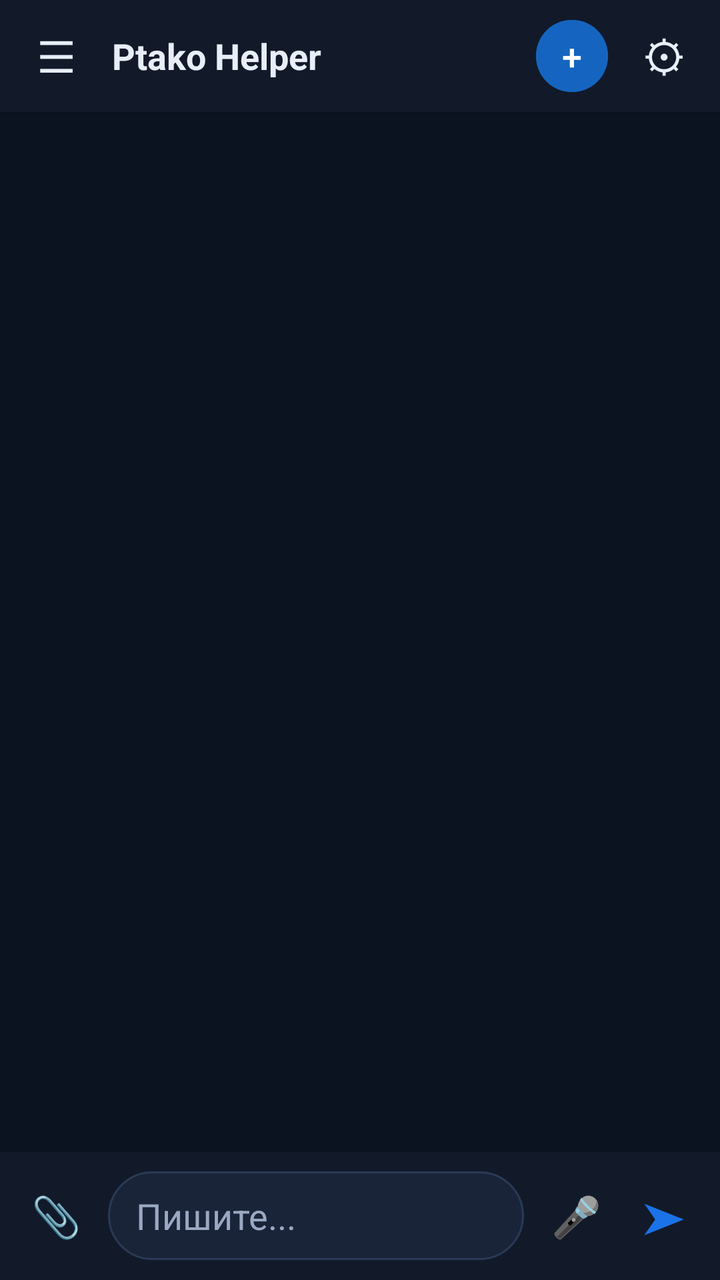
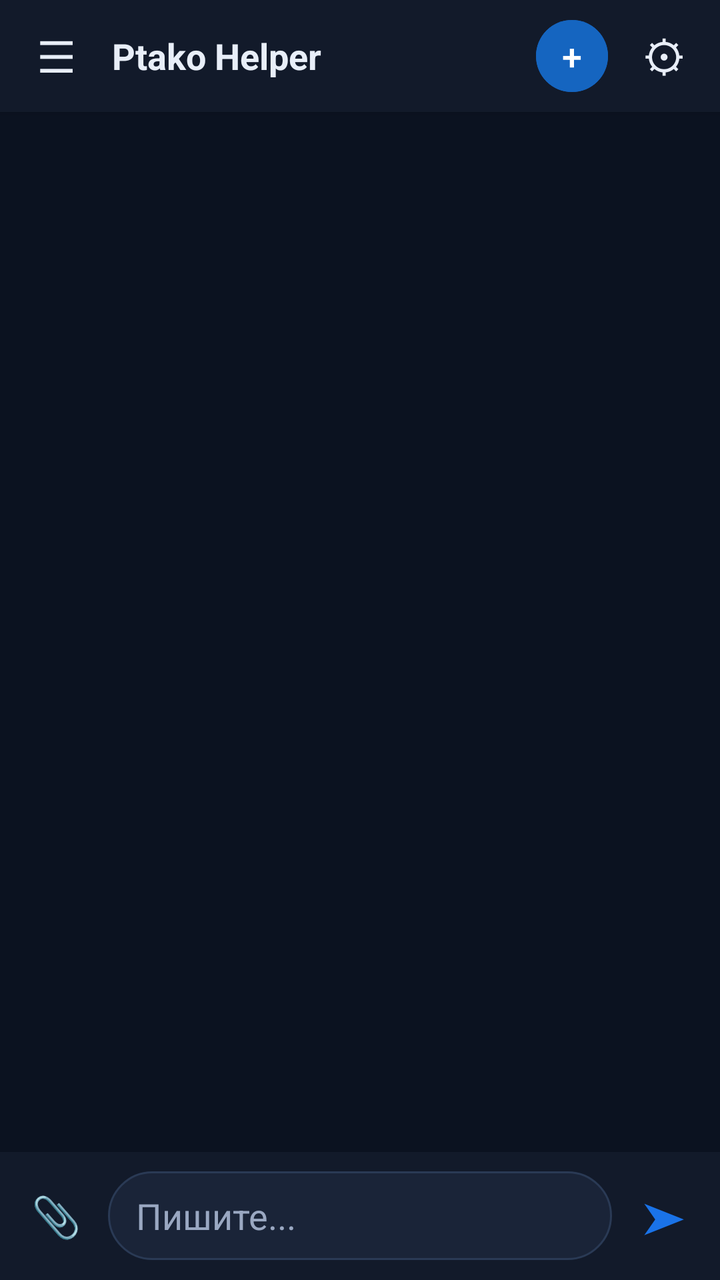

The first picture is an Android layout as it rendered before a commit; the second is the same layout after the commit. The layout source and the unified diff follow.
<!-- AndroidManifest.xml: application theme Theme.Assistant -->
<!-- res/layout/activity_main.xml -->
<?xml version="1.0" encoding="utf-8"?>
<LinearLayout xmlns:android="http://schemas.android.com/apk/res/android"
    android:layout_width="match_parent"
    android:layout_height="match_parent"
    android:background="@color/ptako_bg"
    android:fitsSystemWindows="true"
    android:orientation="vertical">

    <LinearLayout
        android:layout_width="match_parent"
        android:layout_height="56dp"
        android:background="@color/ptako_surface"
        android:elevation="2dp"
        android:gravity="center_vertical"
        android:orientation="horizontal"
        android:paddingStart="4dp"
        android:paddingEnd="4dp">

        <Button
            android:id="@+id/btnHistory"
            style="@style/Widget.Material3.Button.TextButton"
            android:layout_width="48dp"
            android:layout_height="48dp"
            android:contentDescription="История и поиск"
            android:minWidth="0dp"
            android:padding="0dp"
            android:text="☰"
            android:textColor="@color/ptako_text"
            android:textSize="22sp" />

        <TextView
            android:id="@+id/title"
            android:layout_width="0dp"
            android:layout_height="wrap_content"
            android:layout_marginStart="4dp"
            android:layout_weight="1"
            android:text="@string/app_name"
            android:textColor="@color/ptako_text"
            android:textSize="18sp"
            android:textStyle="bold" />

        <Button
            android:id="@+id/btnNewChat"
            style="@style/Widget.Material3.Button.TonalButton"
            android:layout_width="36dp"
            android:layout_height="36dp"
            android:layout_marginEnd="4dp"
            android:backgroundTint="@color/ptako_blue"
            android:contentDescription="Новый чат"
            android:insetTop="0dp"
            android:insetBottom="0dp"
            android:minWidth="0dp"
            android:minHeight="0dp"
            android:padding="0dp"
            android:text="+"
            android:textColor="@android:color/white"
            android:textSize="18sp" />

        <Button
            android:id="@+id/btnSettings"
            style="@style/Widget.Material3.Button.TextButton"
            android:layout_width="48dp"
            android:layout_height="48dp"
            android:contentDescription="Настройки"
            android:minWidth="0dp"
            android:padding="0dp"
            android:text="⚙"
            android:textColor="@color/ptako_text"
            android:textSize="22sp" />
    </LinearLayout>



    <Button
        android:id="@+id/btnSearch"
        android:layout_width="0dp"
        android:layout_height="0dp"
        android:visibility="gone" />

    <androidx.recyclerview.widget.RecyclerView
        android:id="@+id/list"
        android:layout_width="match_parent"
        android:layout_height="0dp"
        android:layout_weight="1"
        android:clipToPadding="false"
        android:paddingTop="4dp"
        android:paddingBottom="4dp" />

    <LinearLayout
        android:layout_width="match_parent"
        android:layout_height="wrap_content"
        android:background="@color/ptako_surface"
        android:orientation="vertical"
        android:paddingTop="8dp"
        android:paddingBottom="8dp">

        <TextView
            android:id="@+id/attachPreview"
            android:layout_width="match_parent"
            android:layout_height="wrap_content"
            android:paddingStart="16dp"
            android:paddingEnd="16dp"
            android:paddingBottom="4dp"
            android:textColor="@color/ptako_blue_soft"
            android:visibility="gone" />

        <com.example.assistant.WaveformView
            android:id="@+id/waveform"
            android:layout_width="match_parent"
            android:layout_height="60dp"
            android:layout_marginBottom="8dp"
            android:visibility="gone" />

        <LinearLayout
            android:layout_width="match_parent"
            android:layout_height="wrap_content"
            android:gravity="center_vertical"
            android:orientation="horizontal"
            android:paddingStart="6dp"
            android:paddingEnd="6dp">

            <Button
                android:id="@+id/btnAttach"
                style="@style/Widget.Material3.Button.TextButton"
                android:layout_width="44dp"
                android:layout_height="48dp"
                android:contentDescription="Вложение"
                android:minWidth="0dp"
                android:padding="0dp"
                android:text="📎"
                android:textSize="20sp" />

            <EditText
                android:id="@+id/input"
                android:layout_width="0dp"
                android:layout_height="wrap_content"
                android:layout_marginStart="4dp"
                android:layout_marginEnd="4dp"
                android:layout_weight="1"
                android:background="@drawable/bg_input"
                android:hint="@string/hint_write"
                android:imeOptions="actionSend"
                android:importantForAutofill="no"
                android:inputType="textMultiLine|textCapSentences"
                android:maxLines="4"
                android:paddingStart="14dp"
                android:paddingTop="10dp"
                android:paddingEnd="14dp"
                android:paddingBottom="10dp"
                android:textColor="@color/ptako_text"
                android:textColorHint="@color/ptako_text_muted" />

            <Button
                android:id="@+id/btnMic"
                style="@style/Widget.Material3.Button.TextButton"
                android:layout_width="44dp"
                android:layout_height="48dp"
                android:contentDescription="Голосовой ввод"
                android:minWidth="0dp"
                android:padding="0dp"
                android:text="🎤"
                android:textSize="20sp" />

            <Button
                android:id="@+id/btnSend"
                style="@style/Widget.Material3.Button.TextButton"
                android:layout_width="44dp"
                android:layout_height="48dp"
                android:contentDescription="Отправить"
                android:minWidth="0dp"
                android:padding="0dp"
                android:text="➤"
                android:textColor="@color/ptako_blue_soft"
                android:textSize="22sp" />
        </LinearLayout>
    </LinearLayout>
</LinearLayout>
<!-- resources referenced by this layout -->
<resources>
  <color name="ptako_bg">#FF0B1220</color>
  <color name="ptako_blue">#FF1565C0</color>
  <color name="ptako_blue_soft">#FF1A73E8</color>
  <color name="ptako_surface">#FF121A2A</color>
  <color name="ptako_text">#FFE8EEF8</color>
  <color name="ptako_text_muted">#FF9AA8C2</color>
  <!-- drawable bg_input (drawable) -->
  <?xml version="1.0" encoding="utf-8"?>
  <shape xmlns:android="http://schemas.android.com/apk/res/android"
      android:shape="rectangle">
      <solid android:color="@color/ptako_surface_alt" />
      <corners android:radius="22dp" />
      <stroke
          android:width="1dp"
          android:color="@color/ptako_stroke" />
  </shape>
  <string name="app_name">Ptako Helper</string>
  <string name="hint_write">Пишите...</string>
  <style name="Theme.Assistant" parent="Theme.Material3.Dark.NoActionBar">
          <item name="colorPrimary">@color/ptako_blue</item>
          <item name="colorOnPrimary">@color/ptako_text</item>
          <item name="colorPrimaryContainer">@color/ptako_blue_dark</item>
          <item name="colorSecondary">@color/ptako_blue_soft</item>
          <item name="colorAccent">@color/ptako_blue</item>
          <item name="android:statusBarColor">@color/ptako_bg</item>
          <item name="android:navigationBarColor">@color/ptako_bg</item>
          <item name="android:windowBackground">@color/ptako_bg</item>
          <item name="android:textColor">@color/ptako_text</item>
          <item name="android:textColorPrimary">@color/ptako_text</item>
          <item name="android:textColorSecondary">@color/ptako_text_muted</item>
          <item name="android:textColorHint">@color/ptako_text_muted</item>
          <item name="colorSurface">@color/ptako_surface</item>
          <item name="android:forceDarkAllowed">true</item>
      </style>
  <color name="ptako_surface_alt">#FF1A2438</color>
  <color name="ptako_stroke">#FF2A3A55</color>
  <color name="ptako_blue_dark">#FF0D47A1</color>
</resources>

<!-- the commit's change to res/layout/activity_main.xml (unified diff, before → after) -->
@@ -104,13 +104,6 @@
             android:textColor="@color/ptako_blue_soft"
             android:visibility="gone" />
 
-        <com.example.assistant.WaveformView
-            android:id="@+id/waveform"
-            android:layout_width="match_parent"
-            android:layout_height="60dp"
-            android:layout_marginBottom="8dp"
-            android:visibility="gone" />
-
         <LinearLayout
             android:layout_width="match_parent"
             android:layout_height="wrap_content"
@@ -151,17 +144,6 @@
                 android:textColorHint="@color/ptako_text_muted" />
 
             <Button
-                android:id="@+id/btnMic"
-                style="@style/Widget.Material3.Button.TextButton"
-                android:layout_width="44dp"
-                android:layout_height="48dp"
-                android:contentDescription="Голосовой ввод"
-                android:minWidth="0dp"
-                android:padding="0dp"
-                android:text="🎤"
-                android:textSize="20sp" />
-
-            <Button
                 android:id="@+id/btnSend"
                 style="@style/Widget.Material3.Button.TextButton"
                 android:layout_width="44dp"
